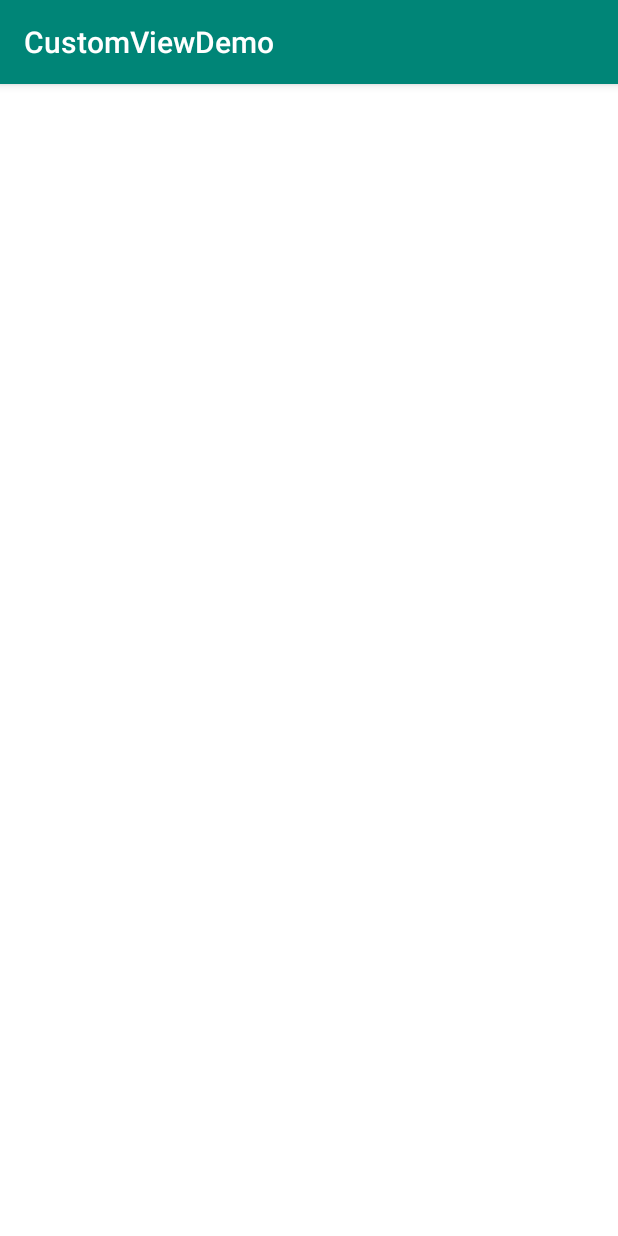
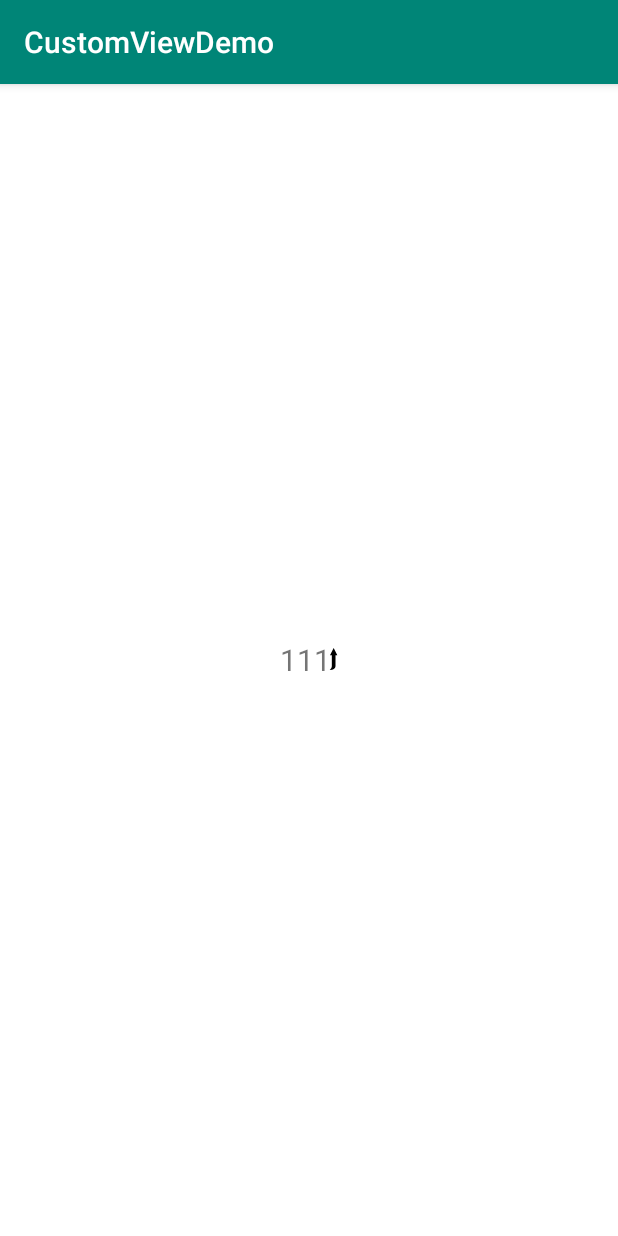
Before and after one commit to MitsukiNIBAN/SimpleCustomViewSet, an Android app: the screen it shows after launch (MainActivity), on a phone screen of 412 x 824 dp. Run offline under Robolectric (Android 15) with nearby library versions, the phone set to English and light mode, and no system bars.

Commit message:
bug遗漏

```diff
--- a/app/src/main/res/layout/activity_main.xml
+++ b/app/src/main/res/layout/activity_main.xml
@@ -28,11 +28,23 @@
 
     <com.mitsuki.variinstructtextview.VariInstructTextView
         android:id="@+id/content2"
-        android:layout_width="0dp"
+        android:layout_width="wrap_content"
         android:layout_height="wrap_content"
-        android:layout_weight="1"
-        android:text=""
+        android:text="111"
         android:textSize="20sp"
         app:arrow_padding="0dp" />
 
+    <!--<com.mitsuki.variinstructtextview.VariInstructTextView-->
+        <!--android:id="@+id/monitor_param_value"-->
+        <!--android:layout_width="wrap_content"-->
+        <!--android:layout_height="wrap_content"-->
+        <!--android:text="73UM/"-->
+        <!--android:textColor="@color/black"-->
+        <!--android:textSize="20sp"-->
+        <!--app:arrow_size="14sp"-->
+        <!--app:extend_text="-7%"-->
+        <!--app:extend_text_size="10sp"-->
+        <!--app:instruct_enable="true"-->
+        <!--app:up_or_down="down" />-->
+
 </LinearLayout>
--- a/variinstructtextview/src/main/java/com/mitsuki/variinstructtextview/VariInstructTextView.java
+++ b/variinstructtextview/src/main/java/com/mitsuki/variinstructtextview/VariInstructTextView.java
@@ -17,7 +17,7 @@ public class VariInstructTextView extends TextView {
     private int width;
     private int height;
 
-    private int tempPadding;
+    //    private int tempPadding;
     private int originalPaddingRight;
     private int originalPaddingLeft;
     private int originalPaddingTop;
@@ -80,7 +80,7 @@ public class VariInstructTextView extends TextView {
             arrowSpace += mVariInstructDelegate.getArrowPadding();
             arrowSpace += getTextWidth(mVariInstructDelegate.getExtendTextPaint(), mVariInstructDelegate.getExtendText().toString());
         }
-
+        int tempPadding;
         //当宽度超过屏幕时
         if (w > dm.widthPixels) {
             tempPadding = arrowSpace;
@@ -92,8 +92,7 @@ public class VariInstructTextView extends TextView {
             if (getPaddingRight() == originalPaddingRight)
                 super.setPadding(paddingLeft, paddingTop, paddingRight + tempPadding, paddingBottom);//腾出padding空间用于绘制箭头
         } else {
-            tempPadding = 0;
-            setMeasuredDimension(w, h);
+            setMeasuredDimension(w + arrowSpace, h);
         }
     }
 
```
